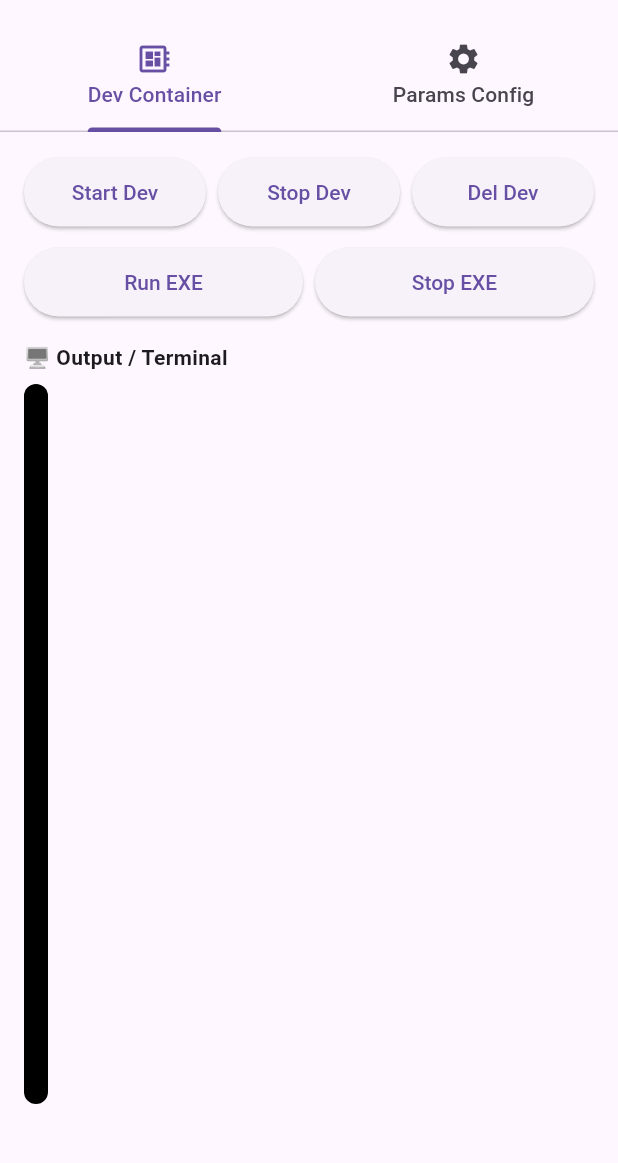
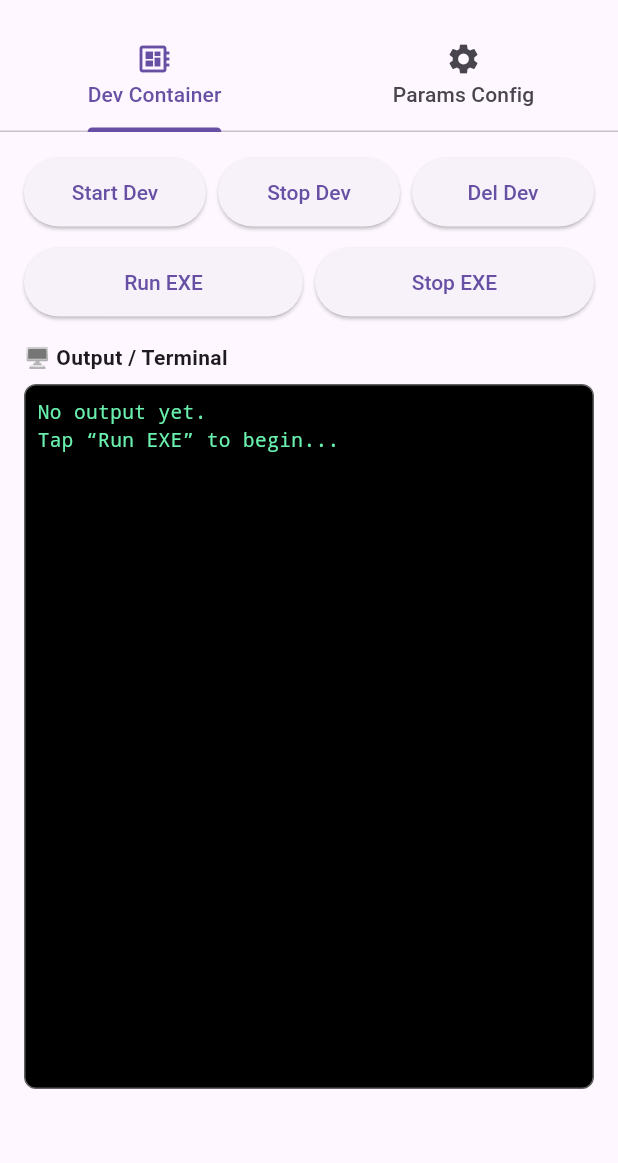
Before and after one commit to crose72/OSRemote, a Flutter app: the screen it shows after launch, after a tap on "Sign In", on a phone screen of 412 x 824 dp, the part 63-1226 px from its top. Run offline on Flutter 3.47's test engine with Material 3 defaults, Android fonts, the phone set to English and light mode, and no system bars; our stand-ins replace flutter_secure_storage, permission_handler; missing offline and left inert: dartssh2.

Commit message:
Fixed terminal window shrinking with button press on dev container tab

```diff
--- a/os_remote_dev/lib/main.dart
+++ b/os_remote_dev/lib/main.dart
@@ -408,13 +408,13 @@ Widget _buildJsonConfigTab() {
   );
 }
 
-
 Widget _buildDevContainerTab() {
   return Padding(
     padding: const EdgeInsets.all(16),
     child: Column(
       crossAxisAlignment: CrossAxisAlignment.start,
       children: [
+        // --- Top Buttons ---
         Row(
           children: [
             Expanded(
@@ -451,7 +451,10 @@ Widget _buildJsonConfigTab() {
             ),
           ],
         ),
+
         const SizedBox(height: 12),
+
+        // --- Run / Stop EXE Buttons ---
         Row(
           children: [
             Expanded(
@@ -477,17 +480,25 @@ Widget _buildJsonConfigTab() {
             ),
           ],
         ),
+
         const SizedBox(height: 16),
         const Text("🖥️ Output / Terminal",
             style: TextStyle(fontWeight: FontWeight.bold)),
         const SizedBox(height: 8),
+
+        // --- Stable Full-Width Terminal ---
         Expanded(
           child: Padding(
-              padding: const EdgeInsets.only(bottom: 30),
+            padding: const EdgeInsets.only(bottom: 40),
             child: Container(
+              width: double.infinity, // ✅ prevent narrowing
+              constraints: const BoxConstraints(
+                minHeight: 300, // ✅ keeps it tall even when log is short
+              ),
               decoration: BoxDecoration(
                 color: Colors.black,
                 borderRadius: BorderRadius.circular(8),
+                border: Border.all(color: Colors.grey.shade700),
               ),
               padding: const EdgeInsets.all(8),
               child: Scrollbar(
@@ -495,7 +506,9 @@ Widget _buildJsonConfigTab() {
                 child: SingleChildScrollView(
                   controller: _logScrollController,
                   child: Text(
-                      _log,
+                    _log.isEmpty
+                        ? "No output yet.\nTap “Run EXE” to begin..."
+                        : _log,
                     style: const TextStyle(
                       color: Colors.greenAccent,
                       fontFamily: "monospace",
```
Lines whose indentation alone changed are shown as unchanged.
